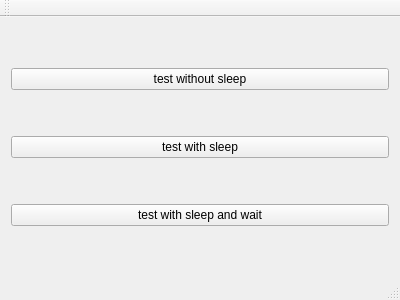
Old version of the form App/AppCpuTest/cpumainwindow.ui in the repository tiangaomingjing/ServoDriveTech.
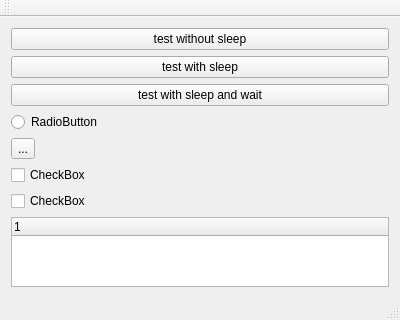
New version of the form.

```diff
--- a/App/AppCpuTest/cpumainwindow.ui
+++ b/App/AppCpuTest/cpumainwindow.ui
@@ -36,6 +36,43 @@
       </property>
      </widget>
     </item>
+    <item>
+     <widget class="QRadioButton" name="radioButton">
+      <property name="text">
+       <string>RadioButton</string>
+      </property>
+     </widget>
+    </item>
+    <item>
+     <widget class="QToolButton" name="toolButton">
+      <property name="text">
+       <string>...</string>
+      </property>
+     </widget>
+    </item>
+    <item>
+     <widget class="QCheckBox" name="checkBox_2">
+      <property name="text">
+       <string>CheckBox</string>
+      </property>
+     </widget>
+    </item>
+    <item>
+     <widget class="QCheckBox" name="checkBox">
+      <property name="text">
+       <string>CheckBox</string>
+      </property>
+     </widget>
+    </item>
+    <item>
+     <widget class="QTreeWidget" name="treeWidget">
+      <column>
+       <property name="text">
+        <string notr="true">1</string>
+       </property>
+      </column>
+     </widget>
+    </item>
    </layout>
   </widget>
   <widget class="QMenuBar" name="menuBar">
```
